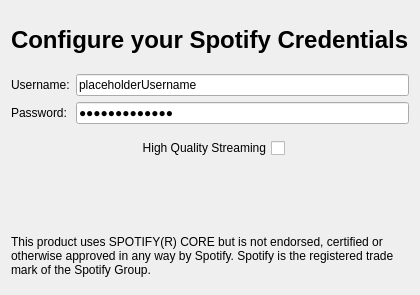
Qt form spotify/config.ui (tomahawk-player/tomahawk-resolvers) before a commit.
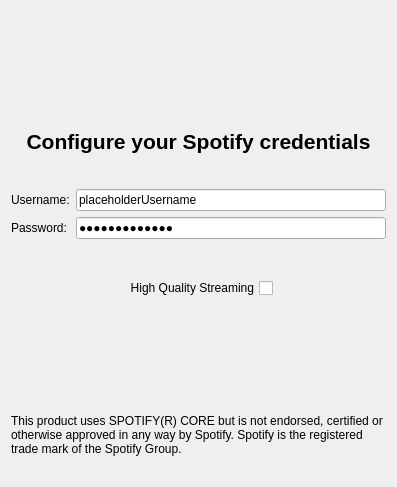
The same form after that commit. Icons and pictures are not drawn.

Commit message: Tweak spotify resolver config page a bit

What changed in the file:
```diff
--- a/spotify/config.ui
+++ b/spotify/config.ui
@@ -7,7 +7,7 @@
     <x>0</x>
     <y>0</y>
     <width>397</width>
-    <height>295</height>
+    <height>487</height>
    </rect>
   </property>
   <property name="sizePolicy">
@@ -20,23 +20,39 @@
    <string>Form</string>
   </property>
   <layout class="QVBoxLayout" name="verticalLayout">
+   <item>
+    <widget class="QLabel" name="icon">
+     <property name="text">
+      <string/>
+     </property>
+     <property name="pixmap">
+      <pixmap>spotify-logo.png</pixmap>
+     </property>
+     <property name="alignment">
+      <set>Qt::AlignCenter</set>
+     </property>
+    </widget>
+   </item>
    <item>
     <layout class="QHBoxLayout" name="horizontalLayout_2">
      <item>
       <widget class="QLabel" name="titleText">
        <property name="font">
         <font>
-         <pointsize>18</pointsize>
+         <pointsize>16</pointsize>
          <weight>75</weight>
          <bold>true</bold>
         </font>
        </property>
        <property name="text">
-        <string>Configure your Spotify Credentials</string>
+        <string>Configure your Spotify credentials</string>
        </property>
        <property name="textFormat">
         <enum>Qt::PlainText</enum>
        </property>
+       <property name="alignment">
+        <set>Qt::AlignCenter</set>
+       </property>
       </widget>
      </item>
     </layout>
```
Left out of the diff: 2 changed lines with no effect on the pictures. The commit also changes 3 other files.
